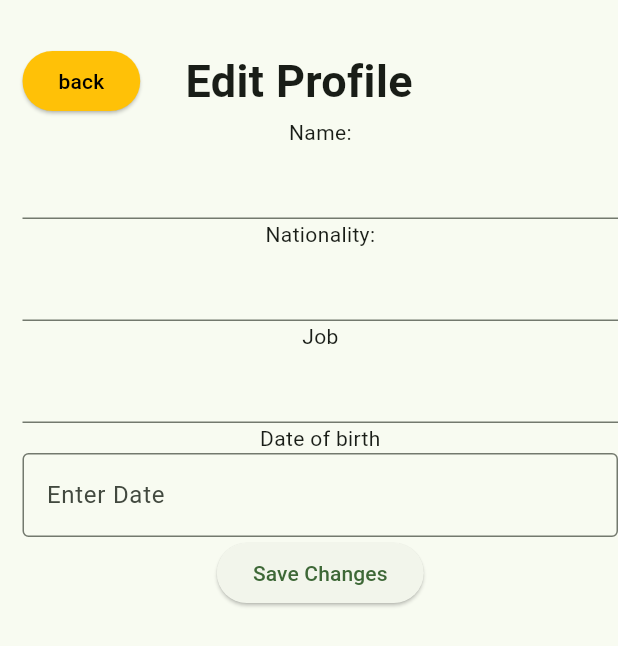
After one commit to LTheGreatest/ESOF_Project-Green_go, a Flutter app: the EditPage screen opened directly, on a phone screen of 412 x 824 dp. The commit adds this screen. Shown: the top 646 px of the screen. Run offline on Flutter 3.47's test engine with Material 3 defaults, Android fonts, the phone set to English and light mode, and no system bars; our stand-ins replace camera, cloud_firestore, firebase_auth, firebase_core, firebase_storage, geolocator; accounts and stored records are empty.

Commit message:
edtion for name,nationality and job

```diff
--- a/src/green_go/lib/controller/database/database_users.dart
+++ b/src/green_go/lib/controller/database/database_users.dart
@@ -35,8 +35,8 @@ class DataBaseUsers {
   Future updateUserFirstTime(String uid, bool firstTime) async {
     return await userCollection.doc(uid).update({'firstTime': firstTime});
   }
-  Future updateUserProfile(String uid, String username, String photoUrl, String nationality, String job, DateTime birthDate) async {
-    return await userCollection.doc(uid).update({'username': username, 'photoUrl': photoUrl, 'nationality': nationality, 'job': job, 'birthDate': birthDate});
+  Future updateUserProfile(String uid, String username, String nationality, String job, DateTime birthDate) async {
+    return await userCollection.doc(uid).update({'username': username,  'nationality': nationality, 'job': job, 'birthDate': birthDate});
   }
   Future resetWeeklyPoints() async {
     QuerySnapshot querySnapshot = await userCollection.get();
--- /dev/null
+++ b/src/green_go/lib/view/pages/profile_edit_page.dart
@@ -0,0 +1,113 @@
+import 'package:green_go/view/pages/profile_page.dart';
+import 'package:flutter/material.dart';
+import 'package:green_go/controller/authentication/auth.dart';
+import 'package:green_go/controller/database/database_users.dart';
+
+class EditPage extends StatefulWidget{
+  const EditPage({super.key});
+  @override
+  State<StatefulWidget> createState() => EditPageViewer();
+
+}
+
+class EditPageViewer extends State<EditPage>{
+  final TextEditingController usernameController = TextEditingController();
+  final TextEditingController nationalityController = TextEditingController();
+  final TextEditingController dateController = TextEditingController();
+  final TextEditingController jobController = TextEditingController();
+  DateTime birthDate = DateTime(DateTime.now().year - 18);
+  String newName="";
+  String newNationality="";
+  String job="";
+
+  DataBaseUsers dataBaseUsers = DataBaseUsers();
+  AuthService auth = AuthService();
+
+
+
+  @override
+  Widget build(BuildContext context) {
+    return Scaffold(
+      body : Padding(padding: const EdgeInsets.only(left:15,top: 30),
+        child: Column(
+          children: [
+            Row(
+
+              children: [
+                ElevatedButton(
+                  style: ButtonStyle(
+                    foregroundColor: MaterialStateProperty.all(Colors.black),
+                    backgroundColor: MaterialStateProperty.all(Colors.amber),
+                  ),
+                  onPressed: () {
+                    Navigator.pushReplacement(context, MaterialPageRoute(builder: (context) => const ProfilePage()));
+                  },
+                  child: const Text('back'),
+                ),
+                const Padding(
+                  padding: EdgeInsets.only(left: 30),
+                  child :  Text(
+                    'Edit Profile',
+                    style:  TextStyle(
+                      fontWeight: FontWeight.bold,
+                      fontSize: 30,
+                    ),
+                  )
+                )
+              ],
+            ),
+            const Text(
+              'Name:'
+            ),
+            TextFormField(
+              controller: usernameController,
+
+            ),
+            const Text(
+              'Nationality:'
+            ),
+            TextFormField(
+              controller: nationalityController,
+
+            ),
+            const Text('Job'),
+            TextFormField(
+              controller: jobController,
+            ),
+            const Text(
+              'Date of birth'
+            ),
+            InputDatePickerFormField(
+
+              firstDate: DateTime(1000,1,1),
+              lastDate: DateTime(3000,1,1),
+
+              onDateSaved: (date) {
+                birthDate=date;
+              },
+
+            ),
+
+            ElevatedButton(
+              onPressed : () {
+                newName=usernameController.text.trim();
+                newNationality=nationalityController.text.trim();
+                job=jobController.text.trim();
+                dataBaseUsers.updateUserProfile(auth.getCurrentUser()!.uid,
+                newName,
+                newNationality,
+                job,
+                birthDate);
+              },
+              child:const Text(
+                'Save Changes' ,
+              ),
+            )
+
+          ],
+        ),
+      )
+    );
+  }
+
+}
--- a/src/green_go/lib/view/pages/profile_page.dart
+++ b/src/green_go/lib/view/pages/profile_page.dart
@@ -7,6 +7,7 @@ import 'package:firebase_auth/firebase_auth.dart';
 import 'package:green_go/view//constants.dart';
 import 'package:green_go/controller/authentication/auth.dart';
 import 'package:green_go/view/pages/start_page.dart';
+import 'package:green_go/view/pages/profile_edit_page.dart';
 
 class ProfilePage extends StatefulWidget {
   const ProfilePage({super.key});
@@ -84,6 +85,11 @@ class ProfilePageState extends State<ProfilePage> {
                         ),
                         onPressed: () {
                           // Implement edit profile functionality
+                          Navigator.pushReplacement(
+                            context,
+                            MaterialPageRoute(builder: (context) => const EditPage()),
+                          );
+
                         },
                         child: const Text('Edit Profile'),
                       ),
```
